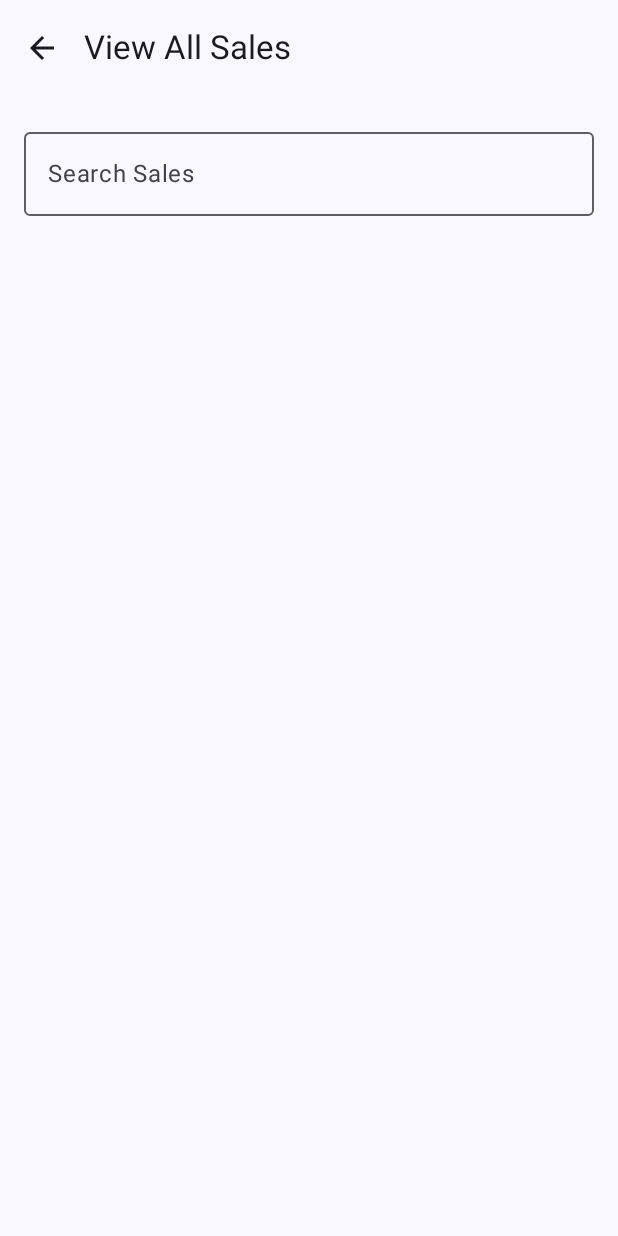
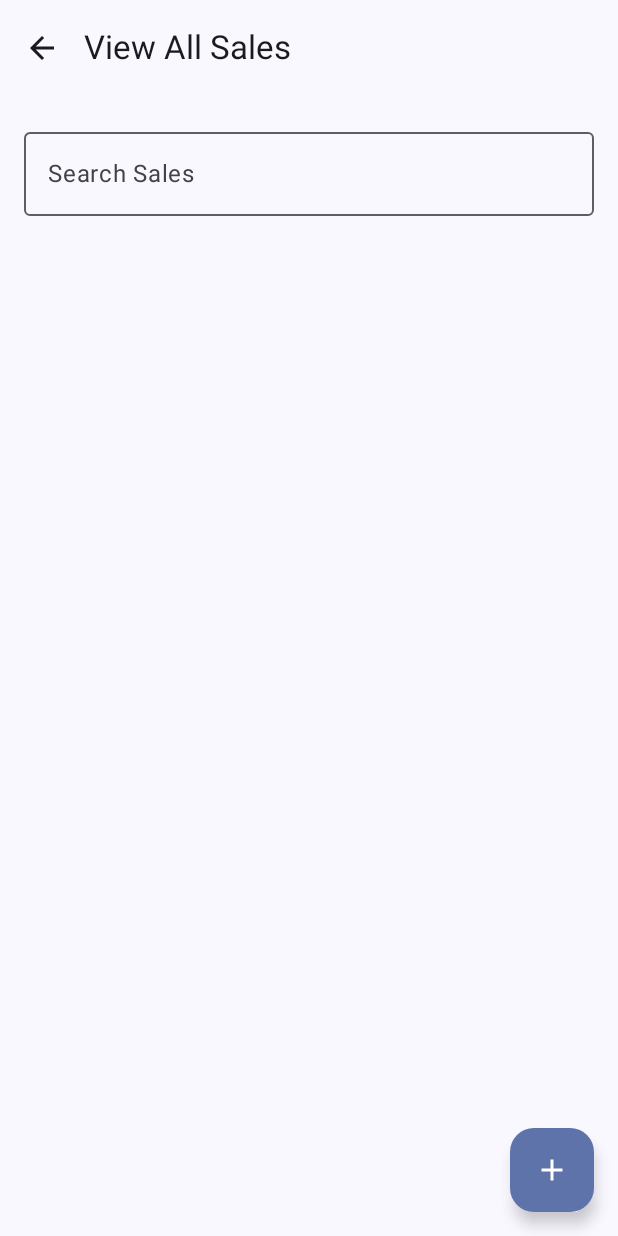
Before and after one commit to ajaykk50/ERP, an Android app built with Jetpack Compose: the ViewAllSalesScreen screen opened through its navigation route, on a phone screen of 412 x 824 dp. Run offline under Robolectric (Android 15) with nearby library versions, the phone set to English and light mode, and no system bars; our stand-ins replace Dagger/Hilt's generated code, Firebase (no records; nobody signed in at launch, a user with empty details on screens opened directly).

Commit message:
Sales management changes

```diff
--- a/app/src/main/java/com/erp/salespruchase/ui/HomeScreen.kt
+++ b/app/src/main/java/com/erp/salespruchase/ui/HomeScreen.kt
@@ -79,19 +79,19 @@ fun HomeScreen(
             }
 
 
+//            item {
+//                ManagementCard(
+//                    title = "Sales Management",
+//                    description = "Create sales",
+//                    icon = Icons.Default.Person,
+//                    onClick = onSalesClick
+//                )
+//            }
+
             item {
                 ManagementCard(
                     title = "Sales Management",
-                    description = "Create sales",
-                    icon = Icons.Default.Person,
-                    onClick = onSalesClick
-                )
-            }
-
-            item {
-                ManagementCard(
-                    title = "View Sales",
-                    description = "view sales",
+                    description = "Add and view sales",
                     icon = Icons.Default.Person,
                     onClick = onSlesListClick
                 )
--- a/app/src/main/java/com/erp/salespruchase/ui/SalesListScreen.kt
+++ b/app/src/main/java/com/erp/salespruchase/ui/SalesListScreen.kt
@@ -9,9 +9,12 @@ import androidx.compose.foundation.layout.padding
 import androidx.compose.foundation.lazy.LazyColumn
 import androidx.compose.foundation.lazy.items
 import androidx.compose.material.icons.Icons
+import androidx.compose.material.icons.filled.Add
 import androidx.compose.material.icons.filled.ArrowBack
 import androidx.compose.material3.Button
 import androidx.compose.material3.ExperimentalMaterial3Api
+import androidx.compose.material3.FabPosition
+import androidx.compose.material3.FloatingActionButton
 import androidx.compose.material3.Icon
 import androidx.compose.material3.IconButton
 import androidx.compose.material3.MaterialTheme
@@ -57,6 +60,17 @@ fun ViewAllSalesScreen(
                 }
             )
         },
+        floatingActionButton = {
+            FloatingActionButton(
+                onClick = {
+                    navController.navigate("sales_management")
+                },
+                contentColor = Color.White
+            ) {
+                Icon(imageVector = Icons.Default.Add, contentDescription = "Add")
+            }
+        },
+        floatingActionButtonPosition = FabPosition.End,
         content = { padding ->
             Column(
                 modifier = Modifier.fillMaxSize().padding(padding)
```
